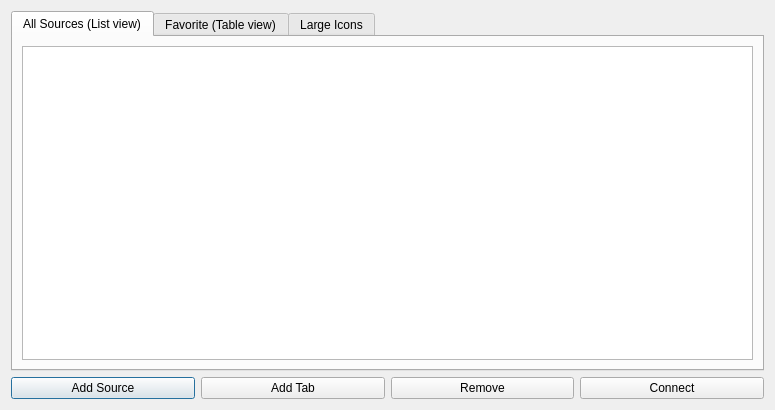
Qt form qt_tab_control/tab_dialog.ui (yyk99/qt_junk) before a commit.
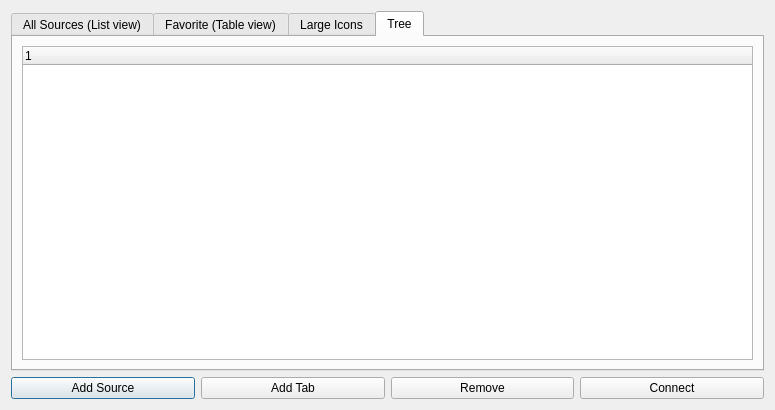
The same form after that commit.

Commit message: Add tree tab

The edit to the form file:
```diff
--- a/qt_tab_control/tab_dialog.ui
+++ b/qt_tab_control/tab_dialog.ui
@@ -17,7 +17,7 @@
    <item>
     <widget class="QTabWidget" name="tabWidget">
      <property name="currentIndex">
-      <number>0</number>
+      <number>3</number>
      </property>
      <widget class="QWidget" name="tab_1">
       <attribute name="title">
@@ -49,6 +49,22 @@
        </item>
       </layout>
      </widget>
+     <widget class="QWidget" name="tab">
+      <attribute name="title">
+       <string>Tree</string>
+      </attribute>
+      <layout class="QHBoxLayout" name="horizontalLayout_4">
+       <item>
+        <widget class="QTreeWidget" name="treeWidget">
+         <column>
+          <property name="text">
+           <string notr="true">1</string>
+          </property>
+         </column>
+        </widget>
+       </item>
+      </layout>
+     </widget>
     </widget>
    </item>
    <item>
```
